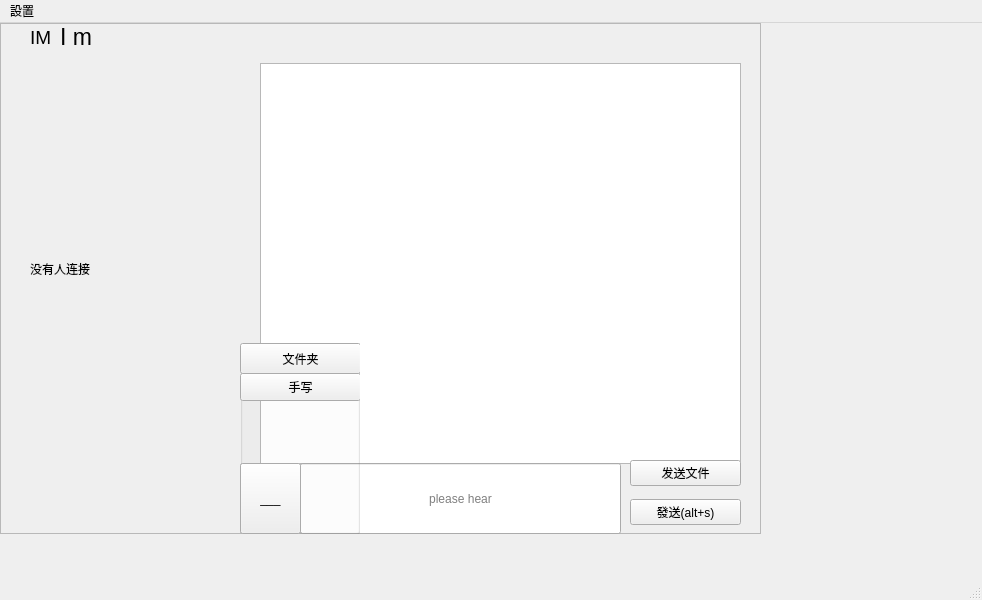
Above: mainwindow.ui from liguyano/qt_demo before the change. Below: the same form after it.
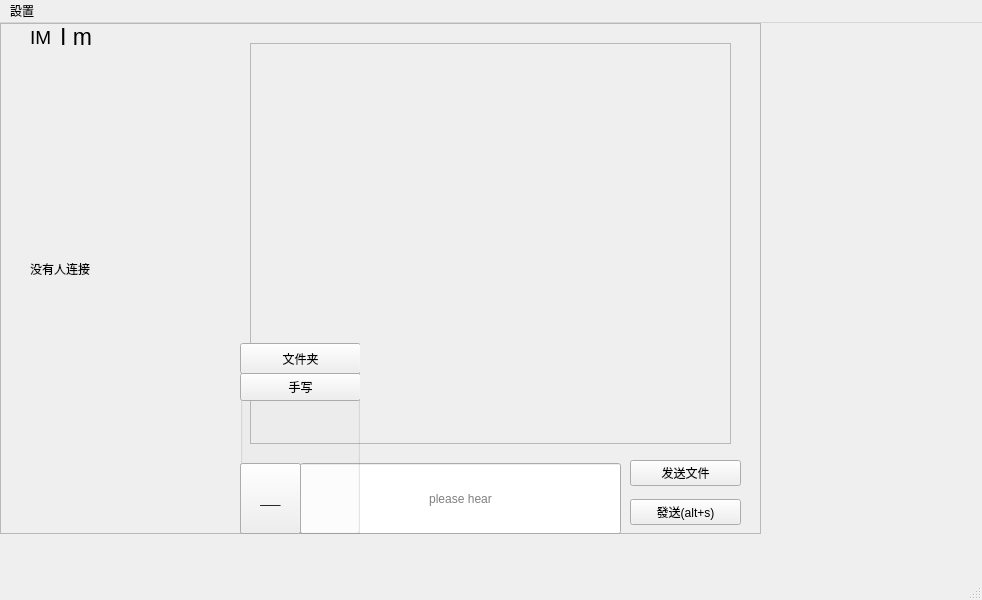
That is the form after the change. Icons and pictures are not drawn.

Commit message: add background img

Diff of the .ui file:
```diff
--- a/mainwindow.ui
+++ b/mainwindow.ui
@@ -85,8 +85,8 @@
        <widget class="QTextBrowser" name="textBrowser">
            <property name="geometry">
                <rect>
-                   <x>260</x>
-                   <y>40</y>
+                   <x>250</x>
+                   <y>20</y>
                    <width>481</width>
                    <height>401</height>
                </rect>
@@ -97,6 +97,11 @@
            <property name="layoutDirection">
                <enum>Qt::LeftToRight</enum>
            </property>
+           <property name="styleSheet">
+               <string notr="true">
+                   background-color: rgba(255, 255, 255,0);
+               </string>
+           </property>
        </widget>
        <widget class="QWidget" name="layoutWidget">
            <property name="geometry">
@@ -225,6 +230,26 @@
                <string>___</string>
            </property>
        </widget>
+       <widget class="QFrame" name="frame_2">
+           <property name="geometry">
+               <rect>
+                   <x>250</x>
+                   <y>20</y>
+                   <width>481</width>
+                   <height>401</height>
+               </rect>
+           </property>
+           <property name="styleSheet">
+               <string notr="true">background-image: url(:/images/images/abc.jpg);</string>
+           </property>
+           <property name="frameShape">
+               <enum>QFrame::StyledPanel</enum>
+           </property>
+           <property name="frameShadow">
+               <enum>QFrame::Raised</enum>
+           </property>
+       </widget>
+       <zorder>frame_2</zorder>
        <zorder>textBrowser</zorder>
        <zorder>showGroup</zorder>
        <zorder>layoutWidget</zorder>
```
Left out of the diff: 4 changed lines with no effect on the pictures. Lines whose indentation alone changed are shown as unchanged. The commit also changes 4 other files.
